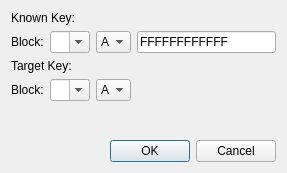
Before: the Qt Designer form ui/mf_attack_hardnesteddialog.ui in wh201906/Proxmark3GUI, drawn with Qt 5.
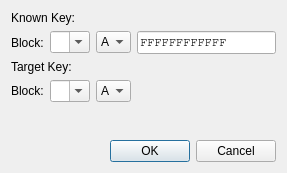
After: the same form once the commit is applied.

```diff
--- a/ui/mf_attack_hardnesteddialog.ui
+++ b/ui/mf_attack_hardnesteddialog.ui
@@ -77,6 +77,11 @@
      </item>
      <item>
       <widget class="QLineEdit" name="knownKeyBox">
+       <property name="font">
+        <font>
+         <family>Courier</family>
+        </font>
+       </property>
        <property name="text">
         <string>FFFFFFFFFFFF</string>
        </property>
```
